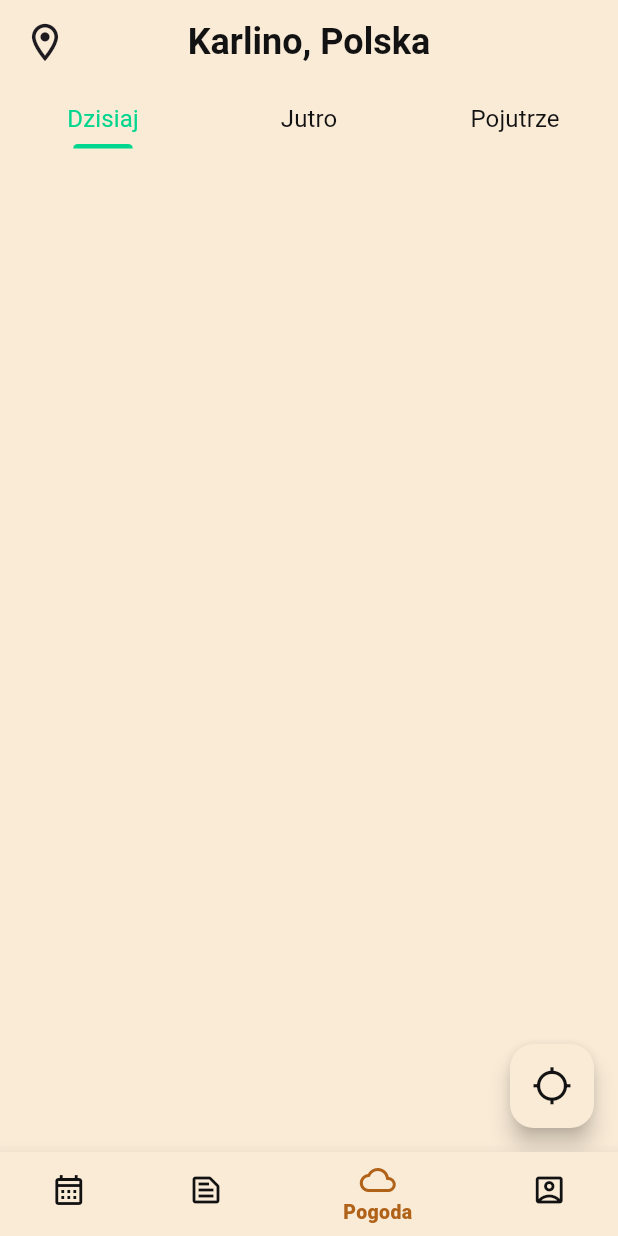
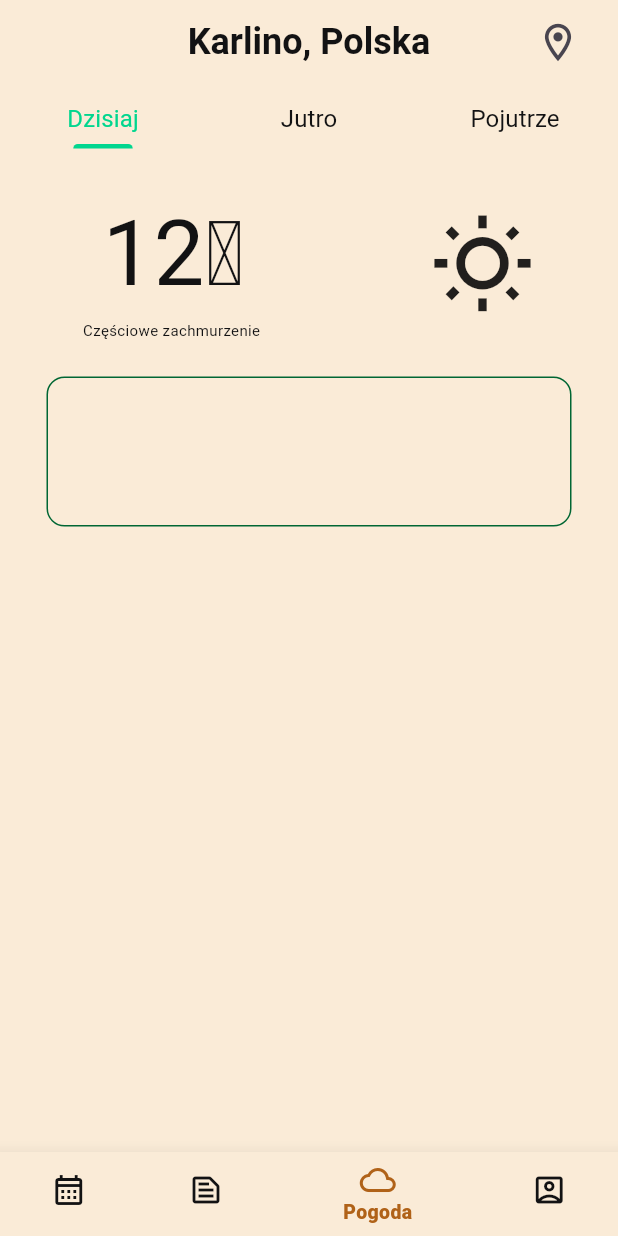
Before and after one commit to patrykdybalski/NOTSY, a Flutter app: the screen it shows once a user with an empty profile is signed in, item 3 of the bottom bar chosen, on a phone screen of 412 x 824 dp. Run offline on Flutter 3.47's test engine with Material 2 defaults, Android fonts, the phone set to English and light mode, and no system bars; our stand-ins replace cloud_firestore, firebase_auth, firebase_core, flutter_bloc, flutter_colorpicker, flutter_slidable and 3 more; accounts and stored records are empty; Roboto replaces fonts that are missing (Domine).

Commit message:
Create container with temp_c and sun icon

```diff
--- a/lib/app/features/home/pages/weather_page/tabs/first_tab.dart
+++ b/lib/app/features/home/pages/weather_page/tabs/first_tab.dart
@@ -1,10 +1,57 @@
 import 'package:flutter/material.dart';
+import 'package:primary_school/constans/colors.dart';
+import 'package:primary_school/constans/font_style.dart';
 
 class FirstTab extends StatelessWidget {
   const FirstTab({super.key});
 
   @override
   Widget build(BuildContext context) {
-    return  Container();
+    return Column(
+      children: [
+        const SizedBox(
+          height: 24,
+        ),
+        // ignore: avoid_unnecessary_containers
+        Container(
+          child: Row(
+            mainAxisAlignment: MainAxisAlignment.spaceAround,
+            children: [
+              Column(
+                children: [
+                  Text(
+                    '12℃',
+                    style: TextStyles.weatherStyle1,
+                  ),
+                  Text(
+                    'Częściowe zachmurzenie ',
+                    style: TextStyles.weatherStyle4,
+                  ),
+                ],
+              ),
+              const Icon(
+                Icons.wb_sunny_outlined,
+                size: 70,
+              ),
+            ],
+          ),
+        ),
+        const SizedBox(
+          height: 24,
+        ),
+        Container(
+          height: 100,
+          width: 350,
+          decoration: BoxDecoration(
+            borderRadius: BorderRadius.circular(
+              12,
+            ),
+            border: Border.all(
+              color: AppColors.dayColor,
+            ),
+          ),
+        ),
+      ],
+    );
   }
 }
--- a/lib/app/features/home/pages/weather_page/weather_page.dart
+++ b/lib/app/features/home/pages/weather_page/weather_page.dart
@@ -1,4 +1,7 @@
 import 'package:flutter/material.dart';
+import 'package:primary_school/app/features/home/pages/weather_page/tabs/first_tab.dart';
+import 'package:primary_school/app/features/home/pages/weather_page/tabs/second_tab.dart';
+import 'package:primary_school/app/features/home/pages/weather_page/tabs/third_tab.dart';
 import 'package:primary_school/constans/colors.dart';
 import 'package:primary_school/constans/font_style.dart';
 
@@ -17,19 +20,18 @@ class WeatherPage extends StatelessWidget {
           centerTitle: true,
           backgroundColor: AppColors.primaryColor,
           leadingWidth: 60,
-          leading: const Icon(
-            Icons.location_on_outlined,
-            size: 30,
-          ),
-        ),
-        floatingActionButton: FloatingActionButton(
-          backgroundColor: AppColors.primaryColor,
-          onPressed: () {},
-          child: const Icon(
-            Icons.location_searching_outlined,
-            color: AppColors.secondaryColor,
-            size: 27,
-          ),
+          actions: [
+            Padding(
+              padding: const EdgeInsets.only(right: 16.0),
+              child: IconButton(
+                onPressed: () {},
+                icon: const Icon(
+                  Icons.location_on_outlined,
+                  size: 30,
+                ),
+              ),
+            ),
+          ],
         ),
         body: Column(
           children: [
@@ -56,12 +58,14 @@ class WeatherPage extends StatelessWidget {
                 ),
               ],
             ),
-            Expanded(
-              child: TabBarView(children: [
-                Container(),
-                Container(),
-                Container(),
-              ]),
+            const Expanded(
+              child: TabBarView(
+                children: [
+                  FirstTab(),
+                  SecondTab(),
+                  ThirdTab(),
+                ],
+              ),
             )
           ],
         ),
--- a/lib/constans/font_style.dart
+++ b/lib/constans/font_style.dart
@@ -69,7 +69,7 @@ class TextStyles {
   );
   static TextStyle weatherStyle1 = GoogleFonts.domine(
     color: AppColors.secondaryColor,
-    fontSize: 30,
+    fontSize: 60,
     fontWeight: FontWeight.w400,
   );
   static TextStyle weatherStyle2 = GoogleFonts.domine(
@@ -79,12 +79,12 @@ class TextStyles {
   );
   static TextStyle weatherStyle3 = GoogleFonts.domine(
     color: AppColors.secondaryColor,
-    fontSize: 16,
+    fontSize: 12,
     fontWeight: FontWeight.w400,
   );
   static TextStyle weatherStyle4 = GoogleFonts.domine(
     color: AppColors.secondaryColor,
-    fontSize: 16,
+    fontSize: 10,
     fontWeight: FontWeight.w400,
   );
 }
```
